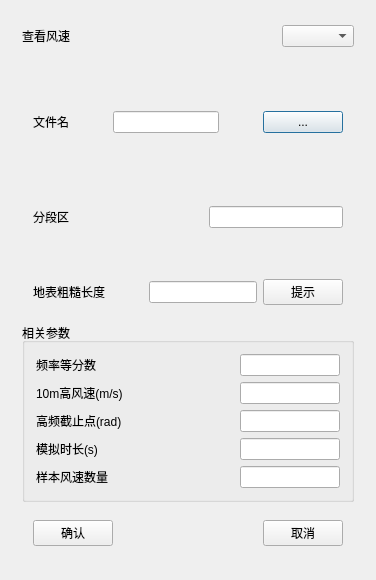
First picture: the form in TW/RandomWind.ui, repository Shixuku/Tower-Visual, before the edit.
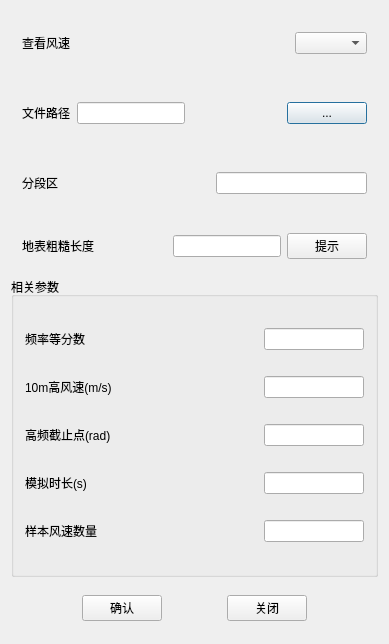
Second picture: the form after the edit.

The edit to the form file:
```diff
--- a/TW/RandomWind.ui
+++ b/TW/RandomWind.ui
@@ -6,8 +6,8 @@
    <rect>
     <x>0</x>
     <y>0</y>
-    <width>376</width>
-    <height>580</height>
+    <width>389</width>
+    <height>644</height>
    </rect>
   </property>
   <property name="windowTitle">
@@ -16,12 +16,6 @@
   <layout class="QVBoxLayout" name="verticalLayout_2">
    <item>
     <widget class="QWidget" name="widget_5" native="true">
-     <property name="maximumSize">
-      <size>
-       <width>16777215</width>
-       <height>50</height>
-      </size>
-     </property>
      <layout class="QHBoxLayout" name="horizontalLayout_3">
       <item>
        <widget class="QLabel" name="label_2">
@@ -50,48 +44,26 @@
     </widget>
    </item>
    <item>
-    <widget class="QWidget" name="widget_3" native="true">
-     <layout class="QVBoxLayout" name="verticalLayout">
-      <item>
        <widget class="QWidget" name="widget_6" native="true">
-        <property name="maximumSize">
-         <size>
-          <width>16777215</width>
-          <height>100</height>
-         </size>
-        </property>
         <layout class="QGridLayout" name="gridLayout_5">
-         <item row="0" column="2">
-          <widget class="QLineEdit" name="lineEdit_fileName"/>
-         </item>
          <item row="0" column="0">
           <widget class="QLabel" name="label_5">
            <property name="text">
-            <string>文件名</string>
+         <string>文件路径</string>
            </property>
           </widget>
          </item>
-         <item row="0" column="4">
+      <item row="0" column="1">
+       <widget class="QLineEdit" name="lineEdit_fileName"/>
+      </item>
+      <item row="0" column="3">
           <widget class="QPushButton" name="btn_fileName">
            <property name="text">
             <string>...</string>
            </property>
           </widget>
          </item>
-         <item row="0" column="1">
-          <spacer name="horizontalSpacer_6">
-           <property name="orientation">
-            <enum>Qt::Horizontal</enum>
-           </property>
-           <property name="sizeHint" stdset="0">
-            <size>
-             <width>40</width>
-             <height>20</height>
-            </size>
-           </property>
-          </spacer>
-         </item>
-         <item row="0" column="3">
+      <item row="0" column="2">
           <spacer name="horizontalSpacer_2">
            <property name="orientation">
             <enum>Qt::Horizontal</enum>
@@ -109,12 +81,6 @@
       </item>
       <item>
        <widget class="QWidget" name="widget" native="true">
-        <property name="maximumSize">
-         <size>
-          <width>16777215</width>
-          <height>100</height>
-         </size>
-        </property>
         <layout class="QGridLayout" name="gridLayout_4">
          <item row="0" column="2">
           <widget class="QLineEdit" name="lineEdit_segment"/>
@@ -186,6 +152,12 @@
       </item>
       <item>
        <widget class="QGroupBox" name="groupBox">
+     <property name="minimumSize">
+      <size>
+       <width>0</width>
+       <height>300</height>
+      </size>
+     </property>
         <property name="title">
          <string>相关参数</string>
         </property>
@@ -352,6 +324,19 @@
          </size>
         </property>
         <layout class="QHBoxLayout" name="horizontalLayout">
+      <item>
+       <spacer name="horizontalSpacer_11">
+        <property name="orientation">
+         <enum>Qt::Horizontal</enum>
+        </property>
+        <property name="sizeHint" stdset="0">
+         <size>
+          <width>40</width>
+          <height>20</height>
+         </size>
+        </property>
+       </spacer>
+      </item>
          <item>
           <widget class="QPushButton" name="ok_btn">
            <property name="maximumSize">
@@ -381,12 +366,22 @@
          <item>
           <widget class="QPushButton" name="btn_cancle">
            <property name="text">
-            <string>取消</string>
+         <string>关闭</string>
            </property>
           </widget>
          </item>
-        </layout>
-       </widget>
+      <item>
+       <spacer name="horizontalSpacer_12">
+        <property name="orientation">
+         <enum>Qt::Horizontal</enum>
+        </property>
+        <property name="sizeHint" stdset="0">
+         <size>
+          <width>40</width>
+          <height>20</height>
+         </size>
+        </property>
+       </spacer>
       </item>
      </layout>
     </widget>
```
Left out of the diff: 2 changed lines with no effect on the pictures. Lines whose indentation alone changed are shown as unchanged.
